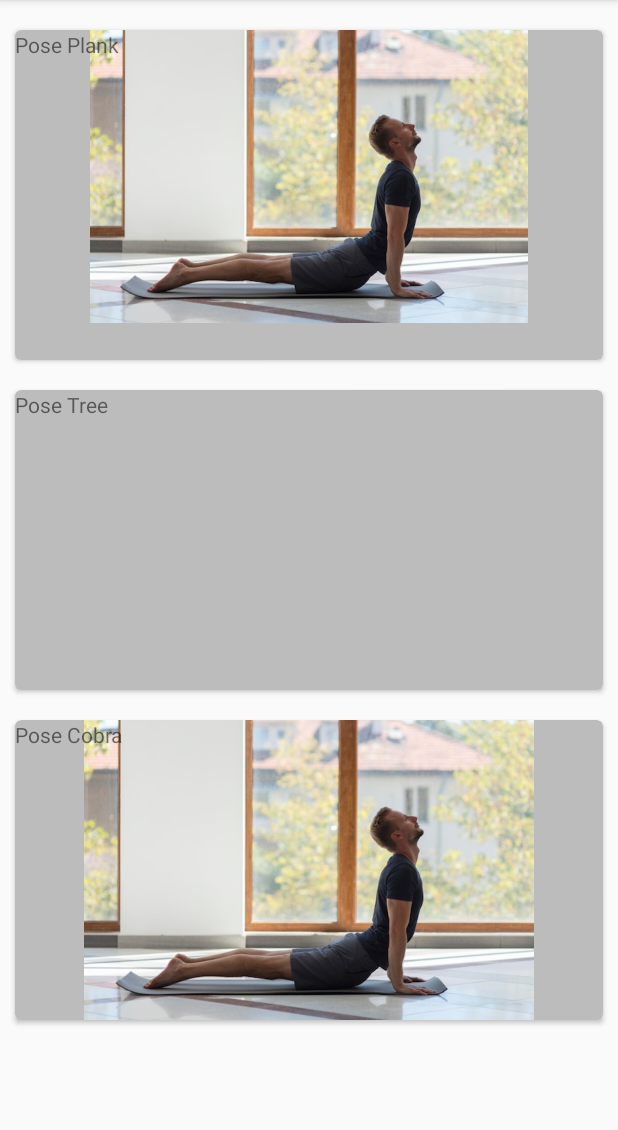
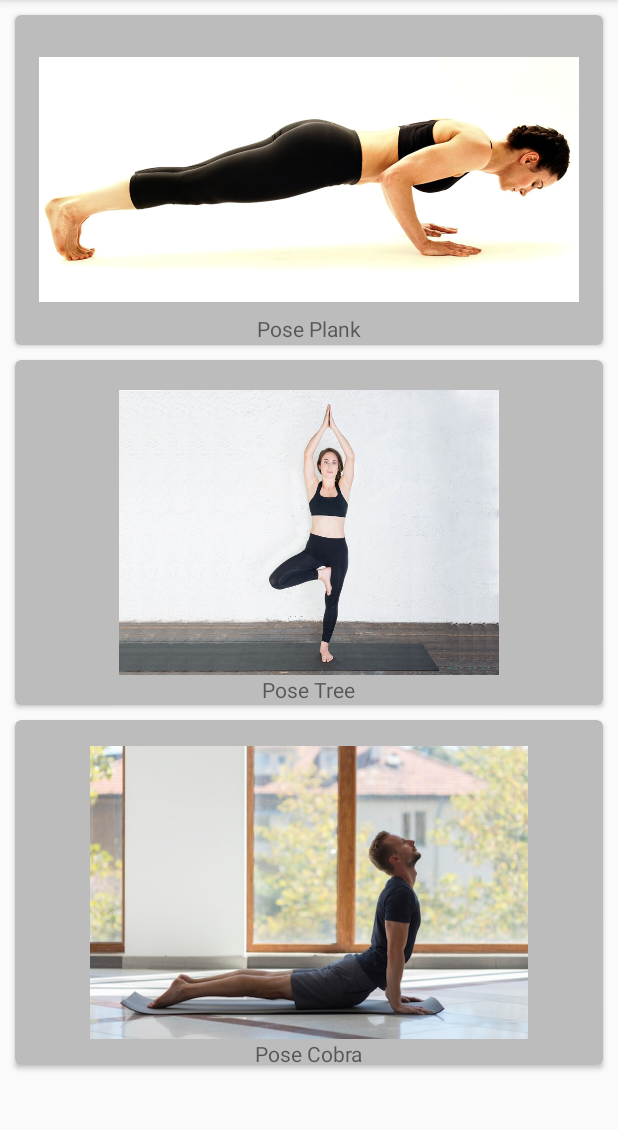
Before and after one commit to nichokevin/Skripsi, an Android app: the screen it shows after launch (MainActivity), on a phone screen of 412 x 824 dp, the part 84-1214 px from its top. Run offline under Robolectric (Android 15) with nearby library versions, the phone set to English and light mode, and no system bars.

Commit message:
Menampilkan display di list

```diff
--- a/app/src/main/res/layout/activity_main.xml
+++ b/app/src/main/res/layout/activity_main.xml
@@ -4,6 +4,7 @@
     xmlns:tools="http://schemas.android.com/tools"
     android:layout_width="match_parent"
     android:layout_height="match_parent"
+    android:scrollbarAlwaysDrawVerticalTrack="true"
     tools:context=".MainActivity">
 
     <androidx.cardview.widget.CardView
@@ -12,7 +13,7 @@
         android:layout_height="220dp"
         android:layout_gravity="center"
         android:layout_marginStart="10dp"
-        android:layout_marginTop="20dp"
+        android:layout_marginTop="10dp"
         android:layout_marginEnd="10dp"
         app:cardBackgroundColor="#BDBCBC"
         app:cardCornerRadius="4dp"
@@ -21,27 +22,35 @@
         app:layout_constraintStart_toStartOf="parent"
         app:layout_constraintTop_toTopOf="parent">
 
+        <RelativeLayout
+            android:layout_width="match_parent"
+            android:layout_height="match_parent">
+
             <ImageView
                 android:id="@+id/Gpose1"
-            android:layout_width="wrap_content"
-            android:layout_height="195dp"
-            android:src="@drawable/cobra" />
+                android:layout_width="360dp"
+                android:layout_height="179dp"
+                android:layout_centerInParent="true"
+                android:src="@drawable/plank" />
 
             <TextView
                 android:id="@+id/pose1"
-            android:layout_width="match_parent"
-            android:layout_height="match_parent"
+                android:layout_width="wrap_content"
+                android:layout_height="wrap_content"
+                android:layout_below="@+id/Gpose1"
+                android:layout_centerHorizontal="true"
                 android:text="@string/plank" />
 
+        </RelativeLayout>
     </androidx.cardview.widget.CardView>
 
     <androidx.cardview.widget.CardView
         android:id="@+id/card_view2"
-        android:layout_width="0dp"
-        android:layout_height="200dp"
+        android:layout_width="match_parent"
+        android:layout_height="230dp"
         android:layout_gravity="center"
         android:layout_marginStart="10dp"
-        android:layout_marginTop="20dp"
+        android:layout_marginTop="10dp"
         android:layout_marginEnd="10dp"
         app:cardBackgroundColor="#BDBCBC"
         app:cardCornerRadius="4dp"
@@ -50,27 +59,35 @@
         app:layout_constraintStart_toStartOf="parent"
         app:layout_constraintTop_toBottomOf="@+id/card_view">
 
+        <RelativeLayout
+            android:layout_width="match_parent"
+            android:layout_height="match_parent">
+
             <ImageView
                 android:id="@+id/Gpose2"
-            android:layout_width="wrap_content"
-            android:layout_height="wrap_content"
-            />
+                android:layout_width="match_parent"
+                android:layout_height="190dp"
+                android:layout_centerInParent="true"
+                android:src="@drawable/tree" />
 
             <TextView
                 android:id="@+id/pose2"
-            android:layout_width="match_parent"
-            android:layout_height="match_parent"
-            android:text="@string/tree"/>
+                android:layout_width="wrap_content"
+                android:layout_height="wrap_content"
+                android:layout_below="@+id/Gpose2"
+                android:layout_centerHorizontal="true"
+                android:text="@string/tree" />
 
+        </RelativeLayout>
     </androidx.cardview.widget.CardView>
 
     <androidx.cardview.widget.CardView
         android:id="@+id/card_view3"
-        android:layout_width="0dp"
-        android:layout_height="200dp"
+        android:layout_width="match_parent"
+        android:layout_height="230dp"
         android:layout_gravity="center"
         android:layout_marginStart="10dp"
-        android:layout_marginTop="20dp"
+        android:layout_marginTop="10dp"
         android:layout_marginEnd="10dp"
         app:cardBackgroundColor="#BDBCBC"
         app:cardCornerRadius="4dp"
@@ -79,19 +96,26 @@
         app:layout_constraintStart_toStartOf="parent"
         app:layout_constraintTop_toBottomOf="@+id/card_view2">
 
+        <RelativeLayout
+            android:layout_width="match_parent"
+            android:layout_height="match_parent">
+
             <ImageView
                 android:id="@+id/Gpose3"
                 android:layout_width="wrap_content"
-            android:layout_height="wrap_content"
-            android:src="@drawable/cobra"
-            />
+                android:layout_height="195dp"
+                android:layout_centerInParent="true"
+                android:src="@drawable/cobra" />
 
             <TextView
                 android:id="@+id/pose3"
-            android:layout_width="match_parent"
-            android:layout_height="match_parent"
-            android:text="@string/cobra"/>
+                android:layout_width="wrap_content"
+                android:layout_height="wrap_content"
+                android:layout_below="@+id/Gpose3"
+                android:layout_centerHorizontal="true"
+                android:text="@string/cobra" />
 
+        </RelativeLayout>
     </androidx.cardview.widget.CardView>
 
 </androidx.constraintlayout.widget.ConstraintLayout>
```
Also changed, not shown: app/src/main/res/drawable-v24/plank.jpg (added), app/src/main/res/drawable-v24/tree.jpg (added), 108 other files. Lines whose indentation alone changed are shown as unchanged.
